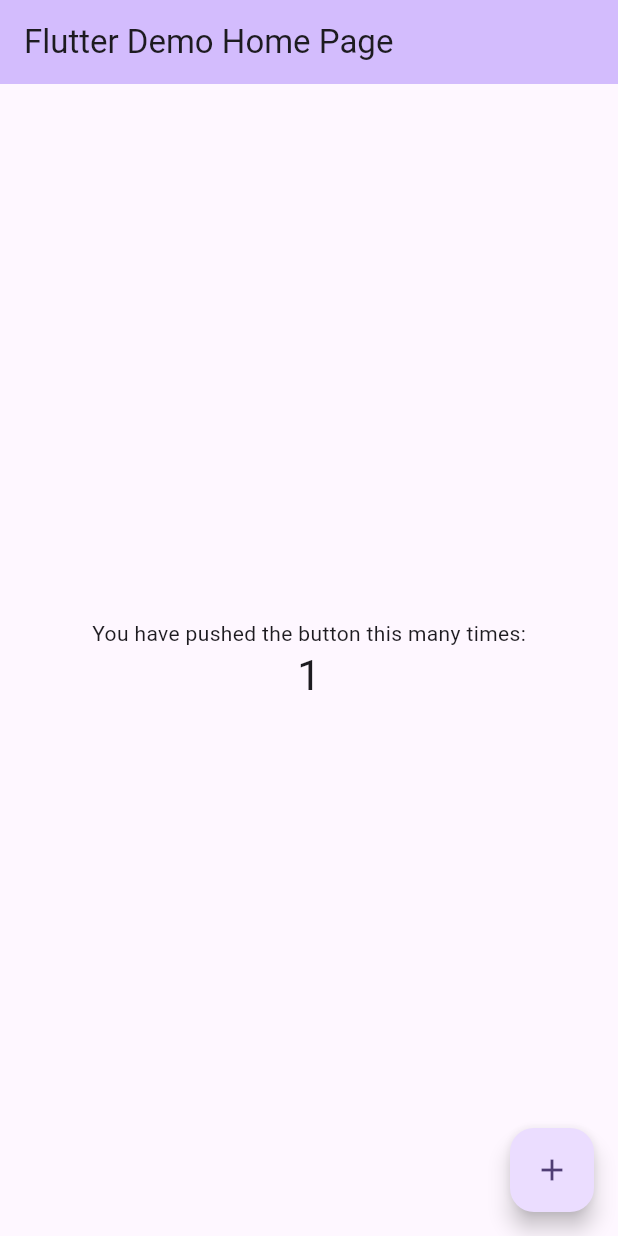
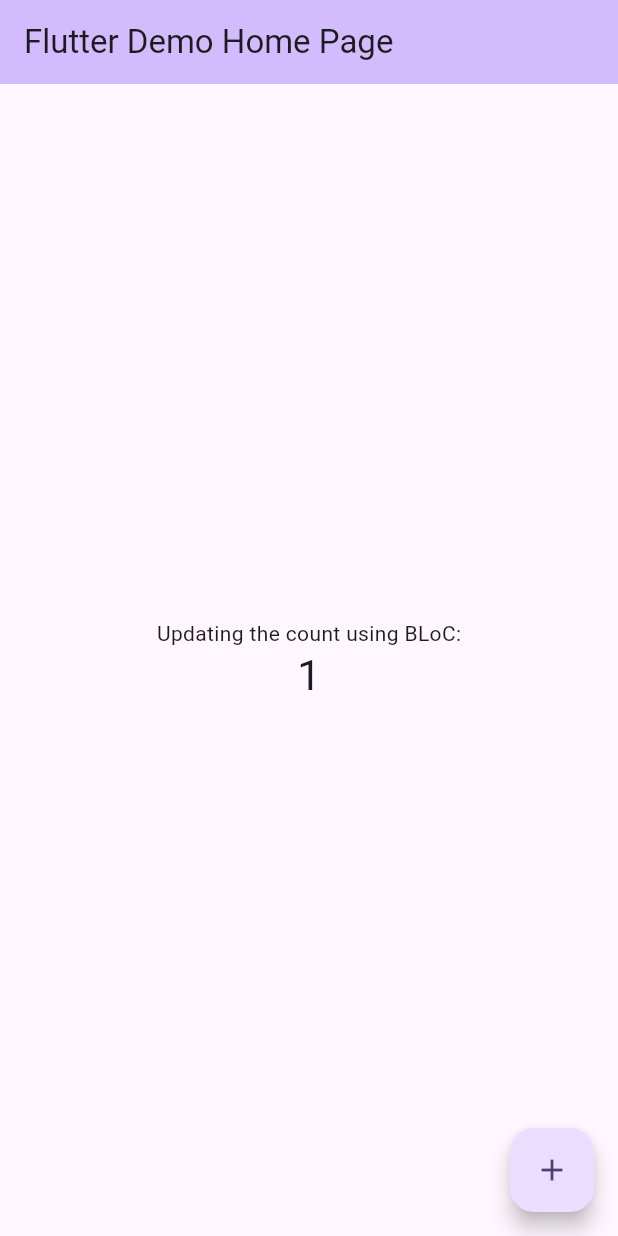
Before and after one commit to hamster336/BLoC, a Flutter app: the screen it shows after launch, after a tap on the "add" icon, on a phone screen of 412 x 824 dp. Run offline on Flutter 3.47's test engine with Material 3 defaults, Android fonts, the phone set to English and light mode, and no system bars; our stand-ins replace flutter_bloc.

Commit message:
Uusing cubit to update counter

```diff
--- /dev/null
+++ b/lib/counter_cubit.dart
@@ -0,0 +1,13 @@
+import 'package:flutter_bloc/flutter_bloc.dart';
+
+class CounterCubit extends Cubit<int> {
+  CounterCubit(super.initialState);
+
+  void increment() => emit(state + 1);
+
+  @override
+  void onChange(Change<int> change){
+    super.onChange(change);
+    print(change);
+  }
+}
--- a/lib/main.dart
+++ b/lib/main.dart
@@ -1,3 +1,4 @@
+import 'package:bloc_basics/counter_cubit.dart';
 import 'package:flutter/material.dart';
 
 void main() {
@@ -12,24 +13,7 @@ class MyApp extends StatelessWidget {
   Widget build(BuildContext context) {
     return MaterialApp(
       title: 'Flutter Demo',
-      theme: ThemeData(
-        // This is the theme of your application.
-        //
-        // TRY THIS: Try running your application with "flutter run". You'll see
-        // the application has a purple toolbar. Then, without quitting the app,
-        // try changing the seedColor in the colorScheme below to Colors.green
-        // and then invoke "hot reload" (save your changes or press the "hot
-        // reload" button in a Flutter-supported IDE, or press "r" if you used
-        // the command line to start the app).
-        //
-        // Notice that the counter didn't reset back to zero; the application
-        // state is not lost during the reload. To reset the state, use hot
-        // restart instead.
-        //
-        // This works for code too, not just values: Most code changes can be
-        // tested with just a hot reload.
-        colorScheme: .fromSeed(seedColor: Colors.deepPurple),
-      ),
+      theme: ThemeData(colorScheme: .fromSeed(seedColor: Colors.deepPurple)),
       home: const MyHomePage(title: 'Flutter Demo Home Page'),
     );
   }
@@ -37,16 +21,6 @@ class MyApp extends StatelessWidget {
 
 class MyHomePage extends StatefulWidget {
   const MyHomePage({super.key, required this.title});
-
-  // This widget is the home page of your application. It is stateful, meaning
-  // that it has a State object (defined below) that contains fields that affect
-  // how it looks.
-
-  // This class is the configuration for the state. It holds the values (in this
-  // case the title) provided by the parent (in this case the App widget) and
-  // used by the build method of the State. Fields in a Widget subclass are
-  // always marked "final".
-
   final String title;
 
   @override
@@ -54,66 +28,40 @@ class MyHomePage extends StatefulWidget {
 }
 
 class _MyHomePageState extends State<MyHomePage> {
-  int _counter = 0;
+  final cubit = CounterCubit(0);
 
-  void _incrementCounter() {
-    setState(() {
-      // This call to setState tells the Flutter framework that something has
-      // changed in this State, which causes it to rerun the build method below
-      // so that the display can reflect the updated values. If we changed
-      // _counter without calling setState(), then the build method would not be
-      // called again, and so nothing would appear to happen.
-      _counter++;
-    });
+
+  @override
+  void dispose(){
+    super.dispose();
+    cubit.close();
   }
 
   @override
   Widget build(BuildContext context) {
-    // This method is rerun every time setState is called, for instance as done
-    // by the _incrementCounter method above.
-    //
-    // The Flutter framework has been optimized to make rerunning build methods
-    // fast, so that you can just rebuild anything that needs updating rather
-    // than having to individually change instances of widgets.
     return Scaffold(
       appBar: AppBar(
-        // TRY THIS: Try changing the color here to a specific color (to
-        // Colors.amber, perhaps?) and trigger a hot reload to see the AppBar
-        // change color while the other colors stay the same.
         backgroundColor: Theme.of(context).colorScheme.inversePrimary,
-        // Here we take the value from the MyHomePage object that was created by
-        // the App.build method, and use it to set our appbar title.
         title: Text(widget.title),
       ),
       body: Center(
-        // Center is a layout widget. It takes a single child and positions it
-        // in the middle of the parent.
         child: Column(
-          // Column is also a layout widget. It takes a list of children and
-          // arranges them vertically. By default, it sizes itself to fit its
-          // children horizontally, and tries to be as tall as its parent.
-          //
-          // Column has various properties to control how it sizes itself and
-          // how it positions its children. Here we use mainAxisAlignment to
-          // center the children vertically; the main axis here is the vertical
-          // axis because Columns are vertical (the cross axis would be
-          // horizontal).
-          //
-          // TRY THIS: Invoke "debug painting" (choose the "Toggle Debug Paint"
-          // action in the IDE, or press "p" in the console), to see the
-          // wireframe for each widget.
           mainAxisAlignment: .center,
           children: [
-            const Text('You have pushed the button this many times:'),
-            Text(
-              '$_counter',
-              style: Theme.of(context).textTheme.headlineMedium,
+            const Text('Updating the count using BLoC:'),
+
+            StreamBuilder(
+              stream: cubit.stream,
+              builder: (context, snapshot) => Text(
+                '${cubit.state}',
+                style: Theme.of(context).textTheme.headlineMedium,
+              ),
             ),
           ],
         ),
       ),
       floatingActionButton: FloatingActionButton(
-        onPressed: _incrementCounter,
+        onPressed: cubit.increment,
         tooltip: 'Increment',
         child: const Icon(Icons.add),
       ),
--- a/pubspec.yaml
+++ b/pubspec.yaml
@@ -34,6 +34,7 @@ dependencies:
   # The following adds the Cupertino Icons font to your application.
   # Use with the CupertinoIcons class for iOS style icons.
   cupertino_icons: ^1.0.8
+  flutter_bloc: ^9.1.1
 
 dev_dependencies:
   flutter_test:
```
Also changed, not shown: pubspec.lock.
